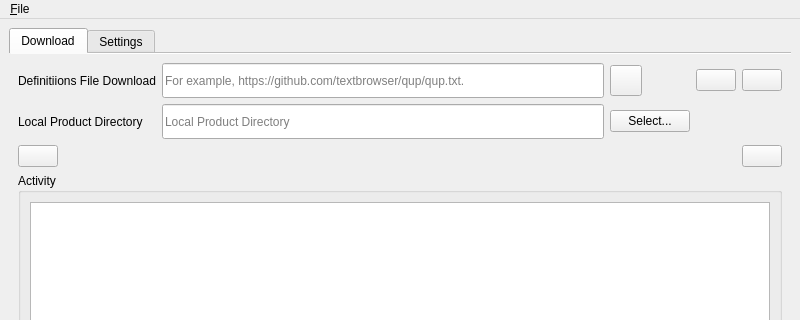
This is ui/qup.ui in textbrowser/qup as Qt 5 draws it before an edit; both pictures show x 0 to 800 and y 0 to 320 of the 800 by 600 pixel window. The edited form follows.
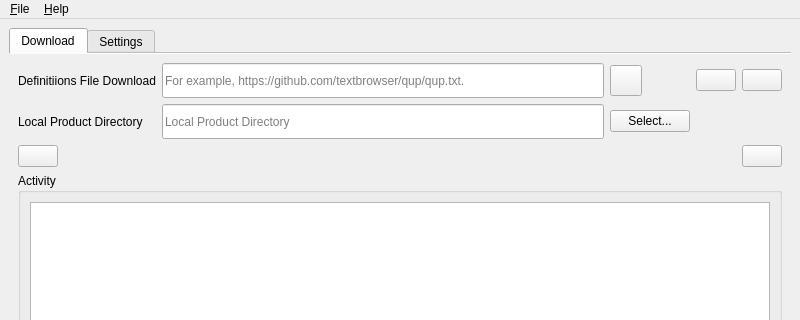
This is the edited form. Icons and pictures are not drawn.

The edit to the form file:
```diff
--- a/ui/qup.ui
+++ b/ui/qup.ui
@@ -319,7 +319,14 @@
     </property>
     <addaction name="action_quit"/>
    </widget>
+   <widget class="QMenu" name="menu_Help">
+    <property name="title">
+     <string>&amp;Help</string>
+    </property>
+    <addaction name="action_About"/>
+   </widget>
    <addaction name="menu_File"/>
+   <addaction name="menu_Help"/>
   </widget>
   <widget class="QStatusBar" name="statusbar"/>
   <action name="action_quit">
```
Left out of the diff: 5 changed lines with no effect on the pictures.
